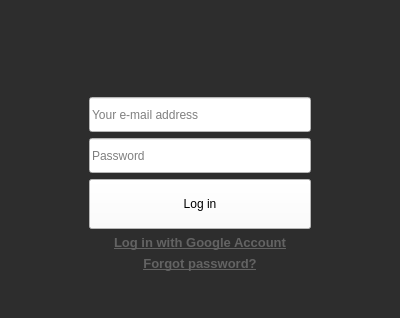
This is src/ui/linux/TogglDesktop/loginwidget.ui in toggl-open-source/toggldesktop as Qt 5 draws it before an edit. The edited form follows.
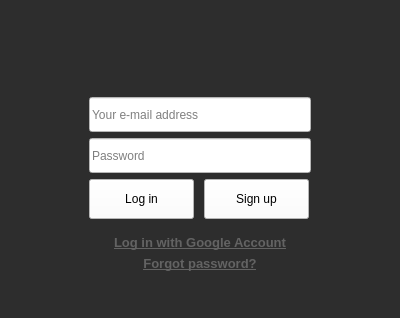
This is the edited form. Icons and pictures are not drawn.

Commit message: Added Signup (linux)

The edit to the form file:
```diff
--- a/src/ui/linux/TogglDesktop/loginwidget.ui
+++ b/src/ui/linux/TogglDesktop/loginwidget.ui
@@ -176,13 +176,37 @@
           </widget>
          </item>
          <item>
-          <widget class="QPushButton" name="login">
+          <widget class="QFrame" name="buttonsFrame">
            <property name="minimumSize">
             <size>
-             <width>120</width>
+             <width>220</width>
              <height>50</height>
             </size>
            </property>
+           <property name="frameShape">
+            <enum>QFrame::NoFrame</enum>
+           </property>
+           <property name="frameShadow">
+            <enum>QFrame::Plain</enum>
+           </property>
+           <property name="lineWidth">
+            <number>0</number>
+           </property>
+           <widget class="QPushButton" name="login">
+            <property name="geometry">
+             <rect>
+              <x>0</x>
+              <y>0</y>
+              <width>105</width>
+              <height>40</height>
+             </rect>
+            </property>
+            <property name="minimumSize">
+             <size>
+              <width>100</width>
+              <height>40</height>
+             </size>
+            </property>
            <property name="baseSize">
             <size>
              <width>0</width>
@@ -198,6 +222,44 @@
            <property name="text">
             <string>Log in</string>
            </property>
+           </widget>
+           <widget class="QPushButton" name="signup">
+            <property name="geometry">
+             <rect>
+              <x>115</x>
+              <y>0</y>
+              <width>105</width>
+              <height>40</height>
+             </rect>
+            </property>
+            <property name="minimumSize">
+             <size>
+              <width>100</width>
+              <height>40</height>
+             </size>
+            </property>
+            <property name="baseSize">
+             <size>
+              <width>0</width>
+              <height>0</height>
+             </size>
+            </property>
+            <property name="autoFillBackground">
+             <bool>false</bool>
+            </property>
+            <property name="styleSheet">
+             <string notr="true">background-color: rgb(255, 255, 255);</string>
+            </property>
+            <property name="text">
+             <string>Sign up</string>
+            </property>
+            <property name="default">
+             <bool>false</bool>
+            </property>
+            <property name="flat">
+             <bool>false</bool>
+            </property>
+           </widget>
           </widget>
          </item>
          <item>
```
Lines whose indentation alone changed are shown as unchanged. The commit also changes 4 other files.
